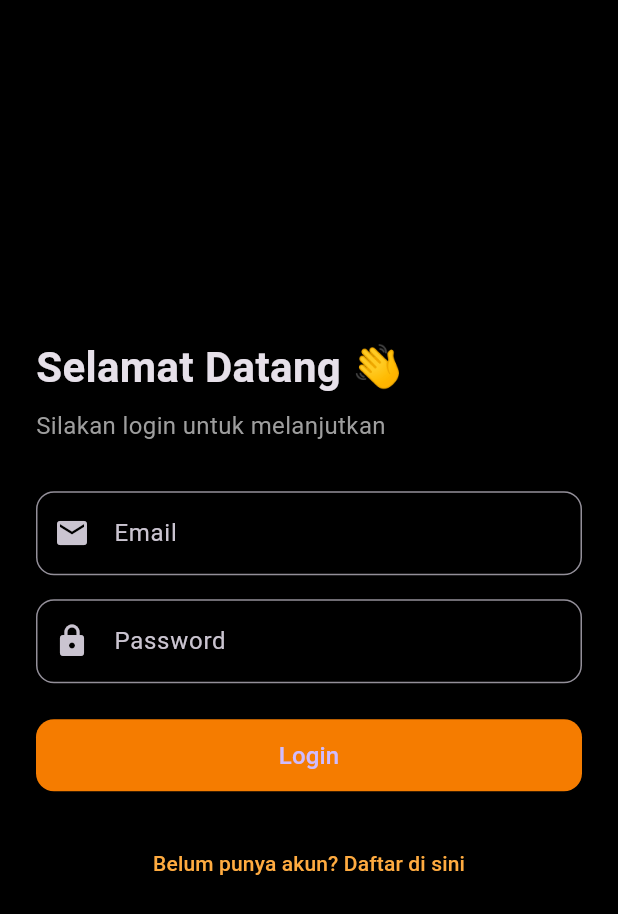
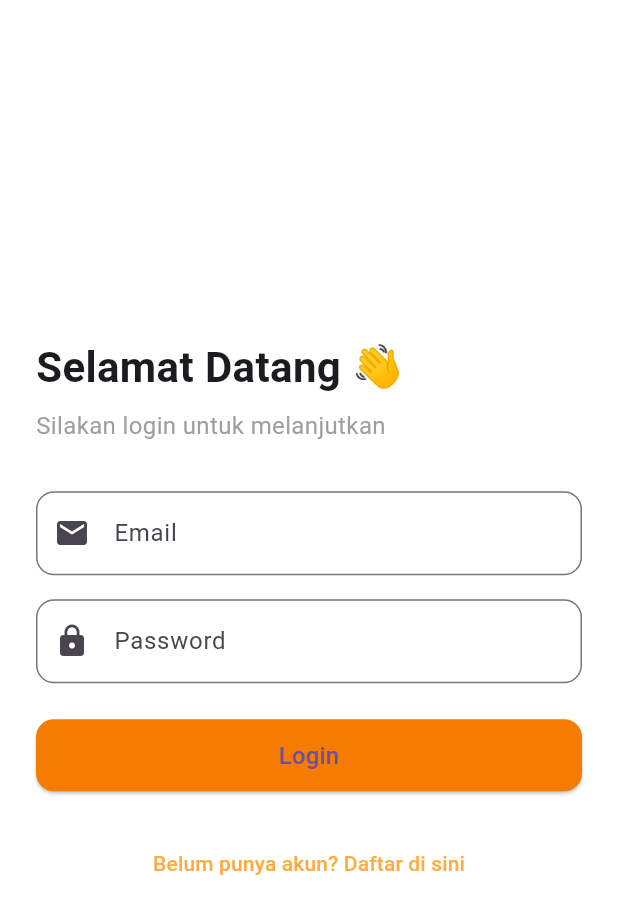
Before and after one commit to RdnSam/Attendance, a Flutter app: the screen it shows after launch, on a phone screen of 412 x 824 dp. Shown: the top 914 px of the screen. Run offline on Flutter 3.47's test engine with Material 3 defaults, Android fonts, the light colour scheme and no system bars; our stand-ins replace animated_bottom_navigation_bar, dio, flutter_secure_storage, geolocator, get, go_router and 3 more.

Commit message:
adding status bar & light mode dark mode

```diff
--- a/lib/app.dart
+++ b/lib/app.dart
@@ -1,4 +1,5 @@
 import 'package:flutter/material.dart';
+import 'package:flutter/services.dart';
 import 'core/routes/app_router.dart';
 
 class AbsensiApp extends StatelessWidget {
@@ -10,10 +11,34 @@ class AbsensiApp extends StatelessWidget {
       routerConfig: appRouter,
       debugShowCheckedModeBanner: false,
       title: 'Absensi App',
-      theme: ThemeData.dark().copyWith(
+      theme: ThemeData.light().copyWith(
+        primaryColor: Colors.orange,
+        scaffoldBackgroundColor: Colors.white,
+        appBarTheme: const AppBarTheme(
+          backgroundColor: Colors.orange,
+          foregroundColor: Colors.white,
+        ),
+      ),
+      darkTheme: ThemeData.dark().copyWith(
         primaryColor: Colors.orange,
         scaffoldBackgroundColor: Colors.black,
+        appBarTheme: const AppBarTheme(
+          backgroundColor: Colors.black,
+          foregroundColor: Colors.orange,
+        ),
       ),
+      themeMode: ThemeMode.system,
+      // 🔥 Tambahkan builder
+      builder: (context, child) {
+        final brightness = MediaQuery.of(context).platformBrightness;
+
+        return AnnotatedRegion<SystemUiOverlayStyle>(
+          value: brightness == Brightness.dark
+              ? SystemUiOverlayStyle.light // Icon putih di dark mode
+              : SystemUiOverlayStyle.dark, // Icon hitam di light mode
+          child: child!,
+        );
+      },
     );
   }
 }
--- a/lib/core/routes/app_router.dart
+++ b/lib/core/routes/app_router.dart
@@ -1,6 +1,7 @@
 import 'package:flutter/material.dart';
 import 'package:go_router/go_router.dart';
 import 'package:flutter_secure_storage/flutter_secure_storage.dart';
+import 'package:xpresensi_app/core/routes/main_shell_screen.dart';
 import 'package:xpresensi_app/features/attendance/view/attendance_screen.dart';
 import 'package:xpresensi_app/features/auth/view/otp_screen.dart';
 import 'package:xpresensi_app/features/auth/view/register_screen.dart';
@@ -33,6 +34,13 @@ final GoRouter appRouter = GoRouter(
       path: RouteNames.otp,
       builder: (context, state) => const OtpScreen(),
     ),
+
+    /// HANYA ADA DI SINI 👇
+    ShellRoute(
+      builder: (context, state, child) {
+        return MainShellScreen(child: child);
+      },
+      routes: [
         GoRoute(
           path: RouteNames.dashboard,
           builder: (context, state) => const DashboardScreen(),
@@ -41,7 +49,8 @@ final GoRouter appRouter = GoRouter(
           path: RouteNames.attendance,
           builder: (context, state) => const AbsenScreen(),
         ),
-
+      ],
+    ),
   ],
   redirect: (context, state) async {
     final token = await _storage.read(key: 'token');
@@ -54,8 +63,6 @@ redirect: (context, state) async {
       RouteNames.register,
       RouteNames.otp,
       RouteNames.splash,
-    RouteNames.dashboard,
-    RouteNames.attendance
     ].contains(location)) {
       return RouteNames.login;
     }
@@ -65,6 +72,5 @@ redirect: (context, state) async {
     }
 
     return null;
-}
-
+  },
 );
--- a/lib/features/auth/services/auth_services.dart
+++ b/lib/features/auth/services/auth_services.dart
@@ -4,7 +4,6 @@ import 'package:xpresensi_app/core/constants/endpoints.dart';
 
 class AuthService {
   static final _dio = DioConfig.getInstance();
-
     static Future<Map<String, dynamic>> login(String email, String password) async {
     try {
       final res = await _dio.post(Endpoints.login, data: {
--- a/lib/features/auth/view/login_screen.dart
+++ b/lib/features/auth/view/login_screen.dart
@@ -85,7 +85,7 @@ class LoginScreen extends StatelessWidget {
                   const SizedBox(height: 24),
                   Center(
                     child: TextButton(
-                      onPressed: () => context.go(RouteNames.register),
+                      onPressed: () => context.push(RouteNames.register),
                       child: const Text(
                         "Belum punya akun? Daftar di sini",
                         style: TextStyle(
--- a/pubspec.yaml
+++ b/pubspec.yaml
@@ -45,6 +45,7 @@ dependencies:
   geolocator: ^13.0.4
   go_router: ^14.8.1
   path_provider: ^2.1.2
+  animated_bottom_navigation_bar: ^1.4.0
 
   # The following adds the Cupertino Icons font to your application.
   # Use with the CupertinoIcons class for iOS style icons.
```
Also changed, not shown: lib/core/routes/main_shell_screen.dart (added, +57 -0 lines), lib/features/auth/view/register_screen.dart (+9 -1 lines), lib/features/auth/view/splash_screen.dart (+33 -4 lines), pubspec.lock, 3 other files. Lines whose indentation alone changed are shown as unchanged.
